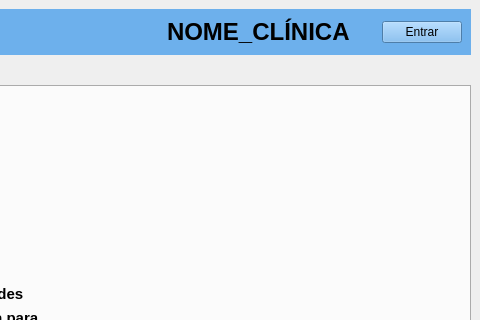
This is clinica_cpp/mainwindow.ui in juander/Projeto_CPP as Qt 5 draws it before an edit; both pictures show x 800 to 1280 and y 0 to 320 of the 1280 by 720 pixel window. The edited form follows.
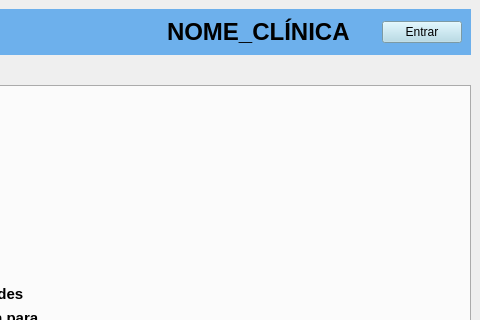
This is the edited form. Icons and pictures are not drawn.

The edit to the form file:
```diff
--- a/clinica_cpp/mainwindow.ui
+++ b/clinica_cpp/mainwindow.ui
@@ -281,6 +281,9 @@
          </item>
          <item>
           <widget class="QPushButton" name="btnEntrar">
+           <property name="styleSheet">
+            <string notr="true">background-color: lightblue;</string>
+           </property>
            <property name="text">
             <string>Entrar</string>
            </property>
```
Left out of the diff: 2 changed lines with no effect on the pictures.
